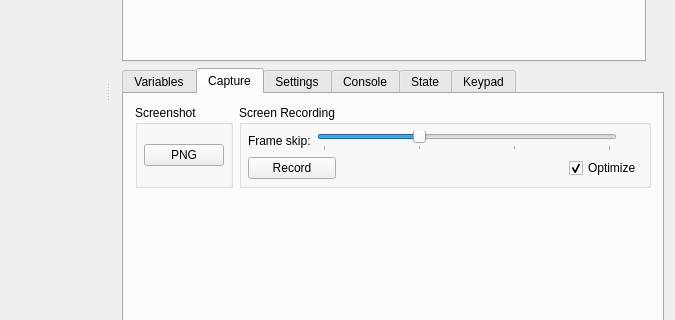
The window that gui/qt/mainwindow.ui (CE-Programming/CEmu) describes before a commit, drawn with Qt 5; both pictures show x 335 to 1010 and y 410 to 730 of the 1010 by 1005 pixel window.
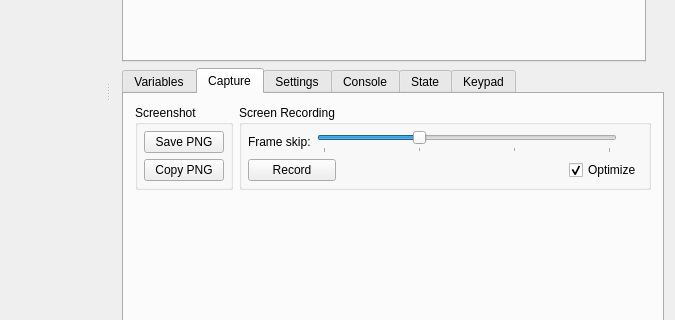
The same window after the commit. The open tabs and pages were chosen to show the change. Icons and pictures are not drawn. Custom widgets are drawn as their Qt base class.

Commit message: Add a button to copy a screenshot to the clipboard. Fix #291

The edit to the form file:
```diff
--- a/gui/qt/mainwindow.ui
+++ b/gui/qt/mainwindow.ui
@@ -6789,7 +6789,29 @@
                 <enum>Qt::NoFocus</enum>
                </property>
                <property name="text">
-                <string>PNG</string>
+                <string>Save PNG</string>
+               </property>
+              </widget>
+             </item>
+             <item>
+              <widget class="QPushButton" name="buttonCopyPNG">
+               <property name="sizePolicy">
+                <sizepolicy hsizetype="Preferred" vsizetype="Maximum">
+                 <horstretch>0</horstretch>
+                 <verstretch>0</verstretch>
+                </sizepolicy>
+               </property>
+               <property name="maximumSize">
+                <size>
+                 <width>160</width>
+                 <height>16777215</height>
+                </size>
+               </property>
+               <property name="focusPolicy">
+                <enum>Qt::NoFocus</enum>
+               </property>
+               <property name="text">
+                <string>Copy PNG</string>
                </property>
               </widget>
              </item>
```
Left out of the diff: 2 changed lines with no effect on the pictures. The commit also changes 1 other file.
